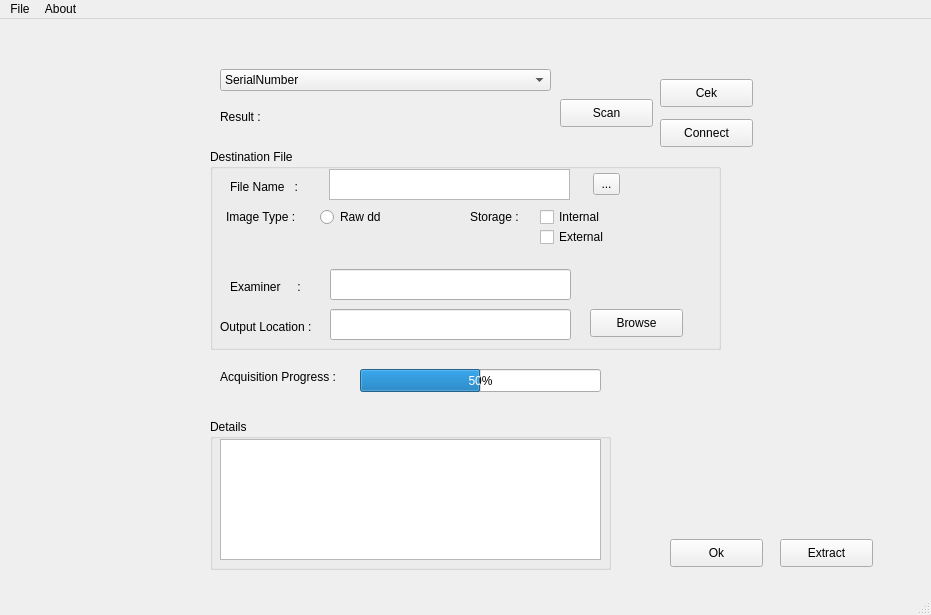
This is main.ui in Rasyid-Renaldi/Forensics_App as Qt 5 draws it before an edit. The edited form follows.
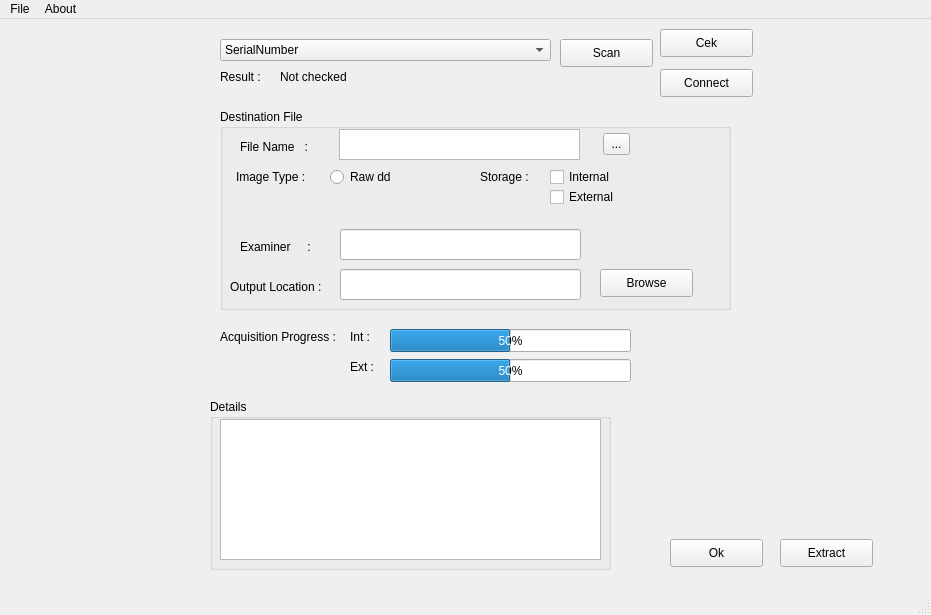
This is the edited form. Icons and pictures are not drawn.

```diff
--- a/main.ui
+++ b/main.ui
@@ -18,7 +18,7 @@
     <property name="geometry">
      <rect>
       <x>560</x>
-      <y>80</y>
+      <y>20</y>
       <width>93</width>
       <height>28</height>
      </rect>
@@ -31,7 +31,7 @@
     <property name="geometry">
      <rect>
       <x>660</x>
-      <y>60</y>
+      <y>10</y>
       <width>93</width>
       <height>28</height>
      </rect>
@@ -44,7 +44,7 @@
     <property name="geometry">
      <rect>
       <x>660</x>
-      <y>100</y>
+      <y>50</y>
       <width>93</width>
       <height>28</height>
      </rect>
@@ -90,8 +90,8 @@
    <widget class="QGroupBox" name="destinationFile">
     <property name="geometry">
      <rect>
-      <x>210</x>
-      <y>130</y>
+      <x>220</x>
+      <y>90</y>
       <width>511</width>
       <height>201</height>
      </rect>
@@ -266,8 +266,8 @@
    <widget class="QProgressBar" name="acquisitionBar">
     <property name="geometry">
      <rect>
-      <x>360</x>
-      <y>350</y>
+      <x>390</x>
+      <y>310</y>
       <width>241</width>
       <height>23</height>
      </rect>
@@ -280,7 +280,7 @@
     <property name="geometry">
      <rect>
       <x>220</x>
-      <y>350</y>
+      <y>310</y>
       <width>131</width>
       <height>16</height>
      </rect>
@@ -293,9 +293,9 @@
     <property name="geometry">
      <rect>
       <x>210</x>
-      <y>400</y>
+      <y>380</y>
       <width>401</width>
-      <height>151</height>
+      <height>171</height>
      </rect>
     </property>
     <property name="title">
@@ -307,7 +307,7 @@
        <x>10</x>
        <y>20</y>
        <width>381</width>
-       <height>121</height>
+       <height>141</height>
       </rect>
      </property>
     </widget>
@@ -316,7 +316,7 @@
     <property name="geometry">
      <rect>
       <x>220</x>
-      <y>50</y>
+      <y>20</y>
       <width>331</width>
       <height>22</height>
      </rect>
@@ -331,7 +331,7 @@
     <property name="geometry">
      <rect>
       <x>220</x>
-      <y>90</y>
+      <y>50</y>
       <width>55</width>
       <height>16</height>
      </rect>
@@ -340,6 +340,58 @@
      <string>Result :</string>
     </property>
    </widget>
+   <widget class="QProgressBar" name="acquisitionBar_2">
+    <property name="geometry">
+     <rect>
+      <x>390</x>
+      <y>340</y>
+      <width>241</width>
+      <height>23</height>
+     </rect>
+    </property>
+    <property name="value">
+     <number>50</number>
+    </property>
+   </widget>
+   <widget class="QLabel" name="Int">
+    <property name="geometry">
+     <rect>
+      <x>350</x>
+      <y>310</y>
+      <width>31</width>
+      <height>16</height>
+     </rect>
+    </property>
+    <property name="text">
+     <string>Int :</string>
+    </property>
+   </widget>
+   <widget class="QLabel" name="Ext">
+    <property name="geometry">
+     <rect>
+      <x>350</x>
+      <y>340</y>
+      <width>31</width>
+      <height>16</height>
+     </rect>
+    </property>
+    <property name="text">
+     <string>Ext :</string>
+    </property>
+   </widget>
+   <widget class="QLabel" name="result">
+    <property name="geometry">
+     <rect>
+      <x>280</x>
+      <y>50</y>
+      <width>81</width>
+      <height>16</height>
+     </rect>
+    </property>
+    <property name="text">
+     <string>Not checked</string>
+    </property>
+   </widget>
   </widget>
   <widget class="QMenuBar" name="menubar">
    <property name="geometry">
```
